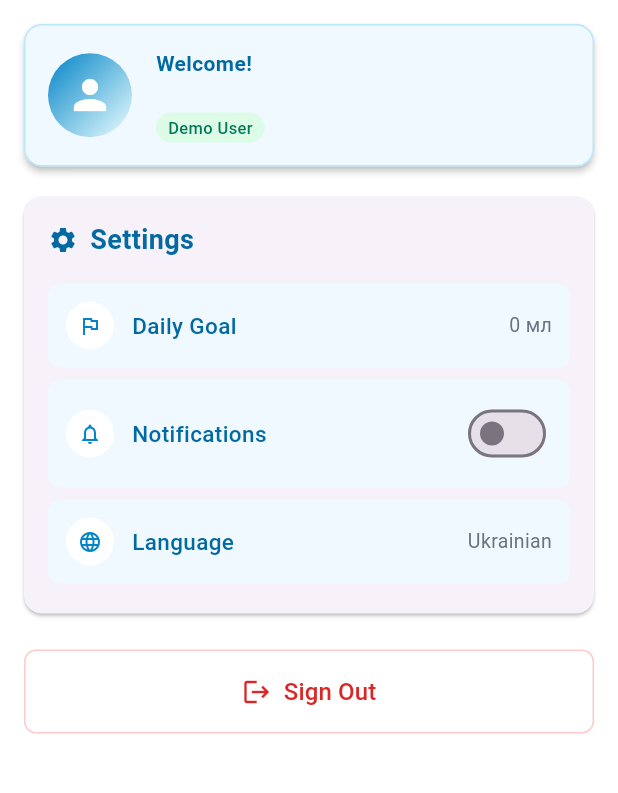
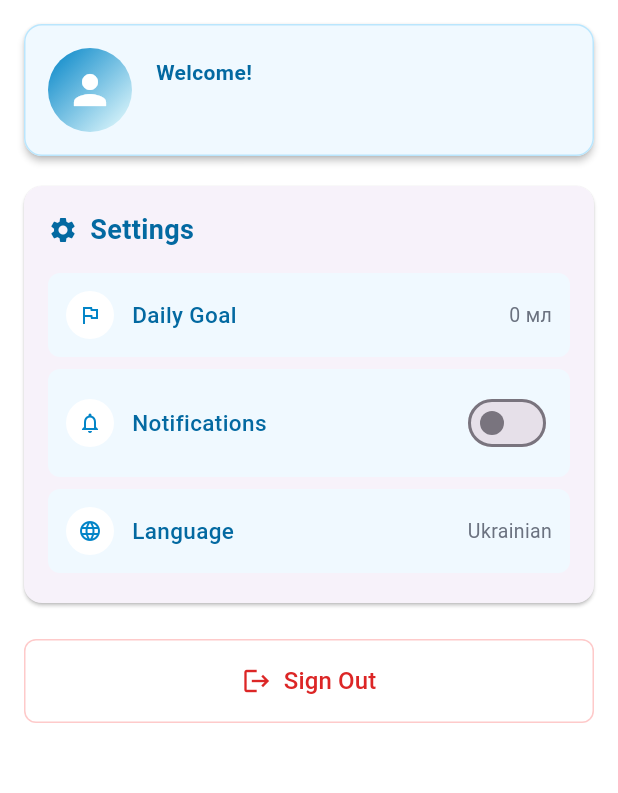
Before and after one commit to khomiak-denys/Fluidity, a Flutter app: the ProfileScreen screen opened directly with empty values, on a phone screen of 412 x 824 dp, the part 99-892 px from its top. Run offline on Flutter 3.47's test engine with Material 3 defaults, Android fonts, the phone set to English and light mode, and no system bars; drawn by our look-alikes of flutter_animate; our stand-ins replace cloud_firestore, equatable, firebase_analytics, firebase_auth, firebase_core, firebase_crashlytics and 4 more; accounts and stored records are empty; generated files the repository leaves out were written again.

Commit message:
fix/removed mock data and {Demo user} badge from profile

```diff
--- a/lib/main.dart
+++ b/lib/main.dart
@@ -10,7 +10,6 @@ import 'screens/login_screen.dart';
 import 'screens/statistics_screen.dart';
 import 'screens/reminder_screen.dart';
 import 'screens/profile_screen.dart';
-import 'models/water_entry.dart';
 import 'services/firebase_service.dart';
 import 'widgets/bottom_navigation.dart';
 import 'screens/register_screen.dart';
@@ -44,21 +43,7 @@ class _WaterTrackerAppState extends State<WaterTrackerApp> {
   int dailyGoal = 2000;
   bool notificationsEnabled = true;
 
-  // Mock data
-  List<WaterEntry> entries = (() {
-    final now = DateTime.now();
-    return [
-      WaterEntry(id: '1', amountMl: 250, timestamp: DateTime(now.year, now.month, now.day, 9, 30), drinkType: 'glass', comment: ''),
-      WaterEntry(id: '2', amountMl: 500, timestamp: DateTime(now.year, now.month, now.day, 12, 15), drinkType: 'bottle', comment: ''),
-      WaterEntry(id: '3', amountMl: 350, timestamp: DateTime(now.year, now.month, now.day, 15, 45), drinkType: 'cup', comment: ''),
-    ];
-  })();
-
-  List reminders = [
-    {'id': '1', 'time': '08:00', 'enabled': true, 'label': 'Morning hydration'},
-    {'id': '2', 'time': '12:00', 'enabled': true, 'label': 'Lunch break'},
-    {'id': '3', 'time': '16:00', 'enabled': false, 'label': 'Afternoon boost'},
-  ];
+  // Removed hardcoded mock entries and reminders
 
   late String language = widget.initialLanguage;
 
@@ -197,7 +182,6 @@ class _WaterTrackerAppState extends State<WaterTrackerApp> {
         );
       case 'statistics':
         return StatisticsScreen(
-          entries: entries,
           dailyGoal: dailyGoal,
         );
       case 'reminders':
--- a/lib/screens/profile_screen.dart
+++ b/lib/screens/profile_screen.dart
@@ -221,18 +221,7 @@ class _ProfileScreenState extends State<ProfileScreen> {
                 if (email.isNotEmpty) Text(email, style: const TextStyle(color: mutedForeground, fontSize: 13)),
                 if (email.isEmpty) Text(userPhone, style: const TextStyle(color: mutedForeground, fontSize: 13)), // text-sm text-muted-foreground
                 const SizedBox(height: 4),
-                // Demo User Badge
-                Container(
-                  padding: const EdgeInsets.symmetric(horizontal: 8, vertical: 2),
-                  decoration: BoxDecoration(
-                    color: green100, // bg-green-100
-                    borderRadius: BorderRadius.circular(12),
-                  ),
-                  child: Text(
-                    AppLocalizations.of(context)!.demoUser,
-                    style: const TextStyle(fontSize: 11, color: green700, fontWeight: FontWeight.w500), // text-xs text-green-700
-                  ),
-                ),
+                // Removed demo user badge per request
               ],
             ),
           ],
```
Also changed, not shown: lib/blocs/water/water_bloc.dart (+2 -8 lines), lib/screens/reminder_screen.dart (+2 -15 lines), lib/screens/statistics_screen.dart (+19 -8 lines).
